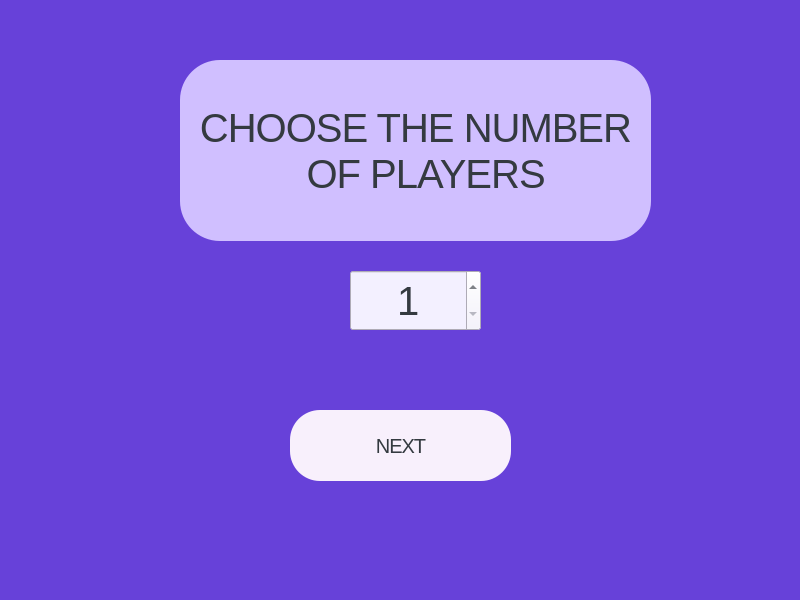
The window that playerswindow.ui (arturgesiarz/Magic_Dice) describes before a commit, drawn with Qt 5.
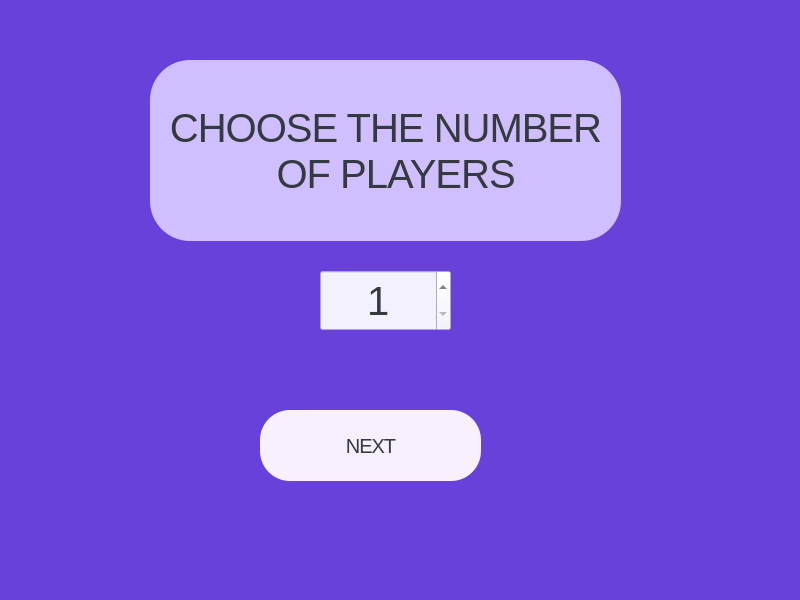
The same window after the commit.

Patch:
```diff
--- a/playerswindow.ui
+++ b/playerswindow.ui
@@ -20,7 +20,7 @@
    <widget class="QPushButton" name="pushButton">
     <property name="geometry">
      <rect>
-      <x>290</x>
+      <x>260</x>
       <y>410</y>
       <width>221</width>
       <height>71</height>
@@ -42,7 +42,7 @@
    <widget class="QSpinBox" name="spinBox">
     <property name="geometry">
      <rect>
-      <x>350</x>
+      <x>320</x>
       <y>270</y>
       <width>131</width>
       <height>61</height>
@@ -66,7 +66,7 @@
    <widget class="QLabel" name="label">
     <property name="geometry">
      <rect>
-      <x>180</x>
+      <x>150</x>
       <y>60</y>
       <width>471</width>
       <height>181</height>
```
Left out of the diff: 6 changed lines with no effect on the pictures.
